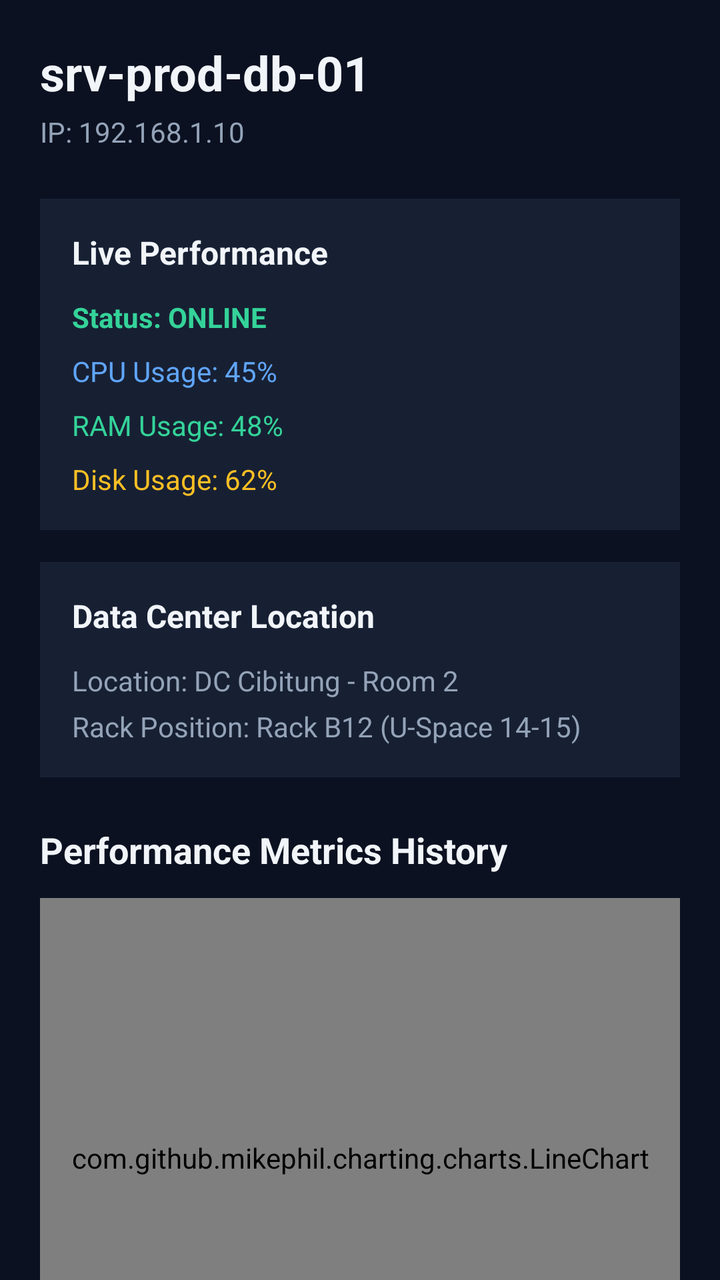
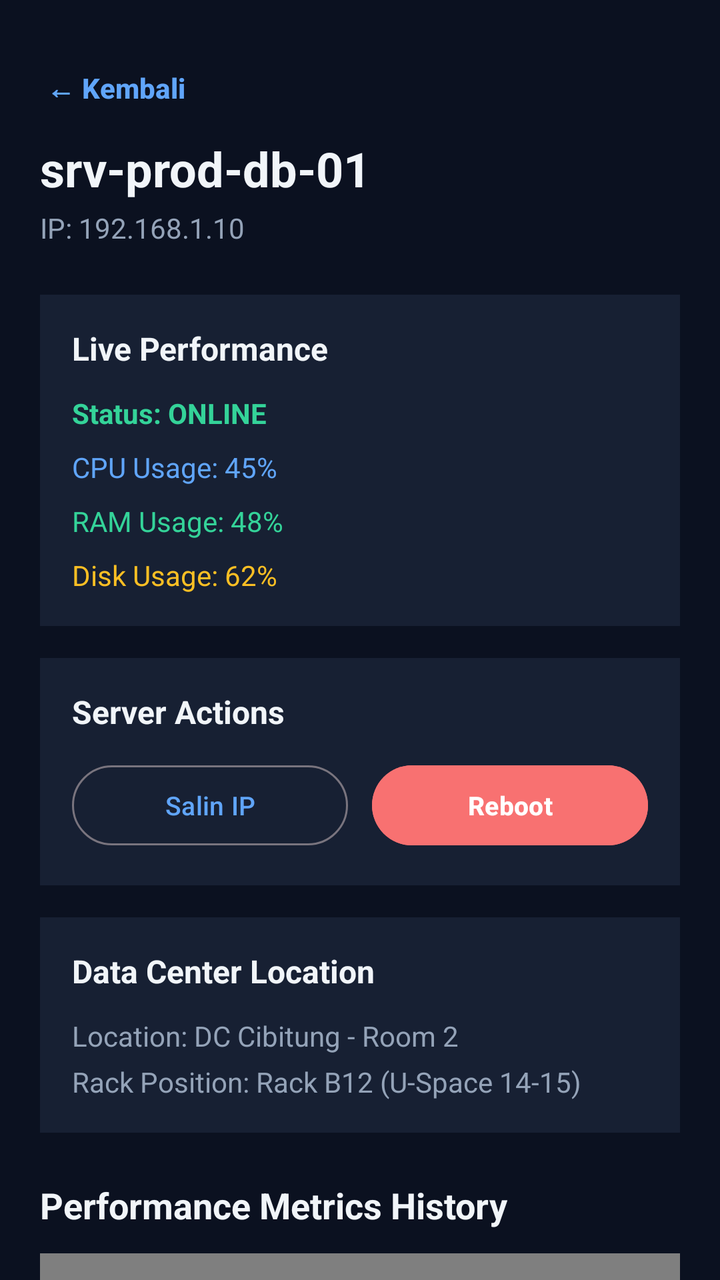

An Android layout rendered at two revisions. The XML below is the earlier revision; the diff shows what the commit changed to produce the second picture.
<!-- AndroidManifest.xml: application theme Theme.OpsMonitor -->
<!-- res/layout/fragment_server_detail.xml -->
<?xml version="1.0" encoding="utf-8"?>
<androidx.core.widget.NestedScrollView xmlns:android="http://schemas.android.com/apk/res/android"
    xmlns:tools="http://schemas.android.com/tools"
    android:layout_width="match_parent"
    android:layout_height="match_parent"
    android:background="#0B1120"
    tools:context=".ui.ServerDetailFragment">

    <LinearLayout
        android:layout_width="match_parent"
        android:layout_height="wrap_content"
        android:orientation="vertical"
        android:padding="20dp">

        
        <TextView
            android:id="@+id/tvDetailServerName"
            android:layout_width="wrap_content"
            android:layout_height="wrap_content"
            android:text="srv-prod-db-01"
            android:textColor="#F1F5F9"
            android:textSize="24sp"
            android:textStyle="bold" />

        <TextView
            android:id="@+id/tvDetailIpAddress"
            android:layout_width="wrap_content"
            android:layout_height="wrap_content"
            android:layout_marginTop="4dp"
            android:text="IP: 192.168.1.10"
            android:textColor="#94A3B8"
            android:textSize="14sp" />

        
        <LinearLayout
            android:layout_width="match_parent"
            android:layout_height="wrap_content"
            android:layout_marginTop="24dp"
            android:background="#172033"
            android:orientation="vertical"
            android:padding="16dp">

            <TextView
                android:layout_width="wrap_content"
                android:layout_height="wrap_content"
                android:text="Live Performance"
                android:textColor="#F1F5F9"
                android:textSize="16sp"
                android:textStyle="bold" />

            <TextView
                android:id="@+id/tvDetailStatus"
                android:layout_width="wrap_content"
                android:layout_height="wrap_content"
                android:layout_marginTop="12dp"
                android:text="Status: ONLINE"
                android:textColor="#34D399"
                android:textSize="14sp"
                android:textStyle="bold" />

            <TextView
                android:id="@+id/tvDetailCpu"
                android:layout_width="wrap_content"
                android:layout_height="wrap_content"
                android:layout_marginTop="8dp"
                android:text="CPU Usage: 45%"
                android:textColor="#60A5FA"
                android:textSize="14sp" />

            <TextView
                android:id="@+id/tvDetailRam"
                android:layout_width="wrap_content"
                android:layout_height="wrap_content"
                android:layout_marginTop="8dp"
                android:text="RAM Usage: 48%"
                android:textColor="#34D399"
                android:textSize="14sp" />

            <TextView
                android:id="@+id/tvDetailDisk"
                android:layout_width="wrap_content"
                android:layout_height="wrap_content"
                android:layout_marginTop="8dp"
                android:text="Disk Usage: 62%"
                android:textColor="#FBBF24"
                android:textSize="14sp" />
        </LinearLayout>

        
        <LinearLayout
            android:layout_width="match_parent"
            android:layout_height="wrap_content"
            android:layout_marginTop="16dp"
            android:background="#172033"
            android:orientation="vertical"
            android:padding="16dp">

            <TextView
                android:layout_width="wrap_content"
                android:layout_height="wrap_content"
                android:text="Data Center Location"
                android:textColor="#F1F5F9"
                android:textSize="16sp"
                android:textStyle="bold" />

            <TextView
                android:layout_width="wrap_content"
                android:layout_height="wrap_content"
                android:layout_marginTop="12dp"
                android:text="Location: DC Cibitung - Room 2"
                android:textColor="#94A3B8"
                android:textSize="14sp" />

            <TextView
                android:layout_width="wrap_content"
                android:layout_height="wrap_content"
                android:layout_marginTop="4dp"
                android:text="Rack Position: Rack B12 (U-Space 14-15)"
                android:textColor="#94A3B8"
                android:textSize="14sp" />
        </LinearLayout>

        <TextView
            android:layout_width="wrap_content"
            android:layout_height="wrap_content"
            android:layout_marginTop="24dp"
            android:layout_marginBottom="12dp"
            android:text="Performance Metrics History"
            android:textColor="#F1F5F9"
            android:textSize="18sp"
            android:textStyle="bold" />

        <com.github.mikephil.charting.charts.LineChart
            android:id="@+id/lineChartResource"
            android:layout_width="match_parent"
            android:layout_height="260dp"
            android:background="#172033"
            android:padding="8dp" />

    </LinearLayout>

</androidx.core.widget.NestedScrollView>
<!-- resources referenced by this layout -->
<resources>
  <style name="Theme.OpsMonitor" parent="Base.Theme.OpsMonitor" />
  <style name="Base.Theme.OpsMonitor" parent="Theme.Material3.DayNight.NoActionBar">
          
          
      </style>
</resources>

<!-- the commit's change to res/layout/fragment_server_detail.xml (unified diff, before → after) -->
@@ -12,6 +12,17 @@
         android:orientation="vertical"
         android:padding="20dp">
 
+        <Button
+            android:id="@+id/btnBackDetail"
+            style="@style/Widget.Material3.Button.TextButton"
+            android:layout_width="wrap_content"
+            android:layout_height="wrap_content"
+            android:text="← Kembali"
+            android:textColor="#60A5FA"
+            android:paddingStart="0dp"
+            android:textSize="14sp"
+            android:textStyle="bold" />
+
         
         <TextView
             android:id="@+id/tvDetailServerName"
@@ -84,6 +95,56 @@
                 android:text="Disk Usage: 62%"
                 android:textColor="#FBBF24"
                 android:textSize="14sp" />
+        </LinearLayout>
+
+        
+        <LinearLayout
+            android:layout_width="match_parent"
+            android:layout_height="wrap_content"
+            android:layout_marginTop="16dp"
+            android:background="#172033"
+            android:orientation="vertical"
+            android:padding="16dp">
+
+            <TextView
+                android:layout_width="wrap_content"
+                android:layout_height="wrap_content"
+                android:text="Server Actions"
+                android:textColor="#F1F5F9"
+                android:textSize="16sp"
+                android:textStyle="bold" />
+
+            <LinearLayout
+                android:layout_width="match_parent"
+                android:layout_height="wrap_content"
+                android:layout_marginTop="12dp"
+                android:orientation="horizontal">
+
+                <Button
+                    android:id="@+id/btnCopyIp"
+                    style="@style/Widget.Material3.Button.OutlinedButton"
+                    android:layout_width="0dp"
+                    android:layout_height="wrap_content"
+                    android:layout_weight="1"
+                    android:layout_marginEnd="6dp"
+                    android:text="Salin IP"
+                    android:textColor="#60A5FA"
+                    android:textSize="13sp" />
+
+                <Button
+                    android:id="@+id/btnReboot"
+                    android:layout_width="0dp"
+                    android:layout_height="wrap_content"
+                    android:layout_weight="1"
+                    android:layout_marginStart="6dp"
+                    android:backgroundTint="#F87171"
+                    android:text="Reboot"
+                    android:textColor="#FFFFFF"
+                    android:textSize="13sp"
+                    android:textStyle="bold" />
+
+            </LinearLayout>
+
         </LinearLayout>
 
         
